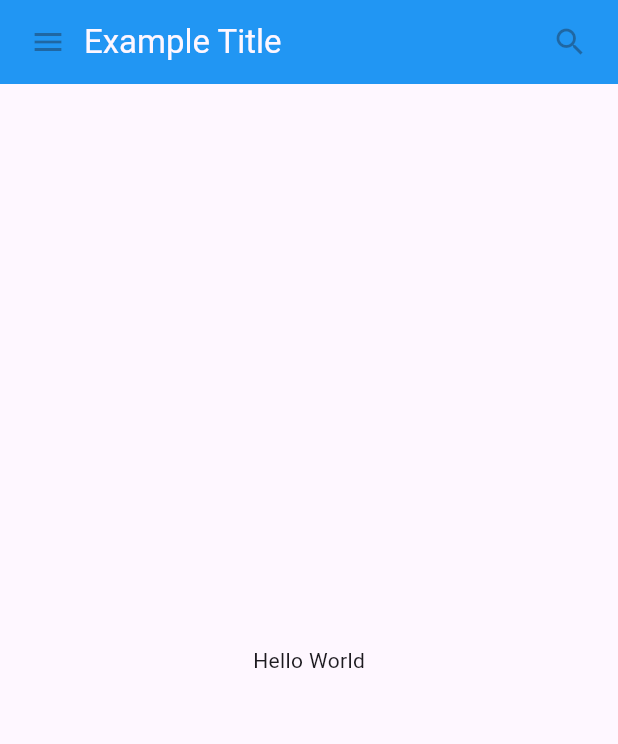
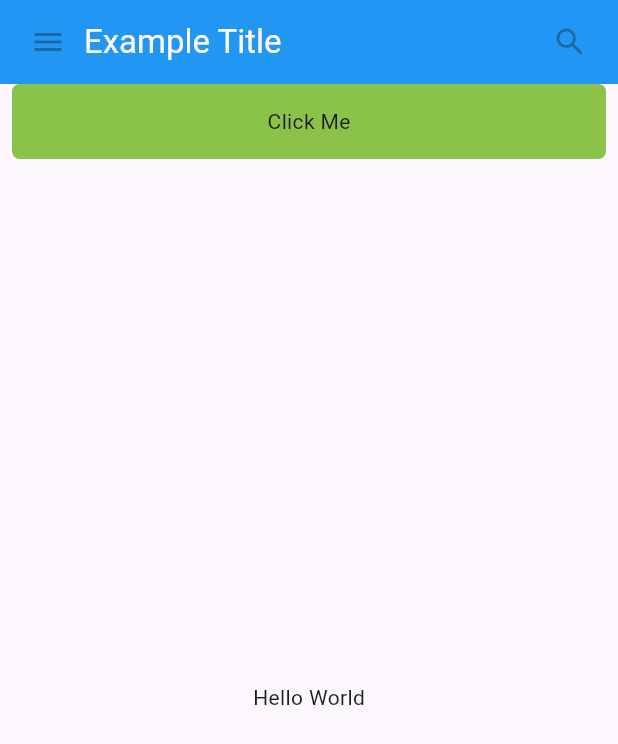
Before and after one commit to Winstone-Were/SimpleFlutterApplication, a Flutter app: the screen it shows after launch, on a phone screen of 412 x 824 dp. Shown: the top 744 px of the screen. Run offline on Flutter 3.47's test engine with Material 3 defaults, Android fonts, the phone set to English and light mode, and no system bars.

Commit message:
Added Clickable Button

```diff
--- a/lib/main.dart
+++ b/lib/main.dart
@@ -1,4 +1,29 @@
 import 'package:flutter/material.dart';
+
+class MyButton extends StatelessWidget {
+  const MyButton({super.key});
+
+  @override
+  Widget build(BuildContext context){
+    return GestureDetector(
+      onTap: (){
+        print('Button Tapped');
+      },
+      child: Container(
+        height: 50,
+        padding: const EdgeInsets.all(8),
+        margin: const EdgeInsets.symmetric(horizontal: 8),
+        decoration: BoxDecoration(
+          borderRadius: BorderRadius.circular(5),
+          color: Colors.lightGreen[500],
+        ),
+        child: const Center(
+          child: Text("Click Me"),
+        ),
+      ),
+    );
+  }
+}
 
 class MyAppBar extends StatelessWidget {
   const MyAppBar({required this.title, super.key});
@@ -43,6 +68,7 @@ class MyScaffold extends StatelessWidget {
           'Example Title',
           style: Theme.of(context).primaryTextTheme.titleLarge,
         )),
+        MyButton(),
         const Expanded(
             child: Center(
           child: Text('Hello World'),
```
